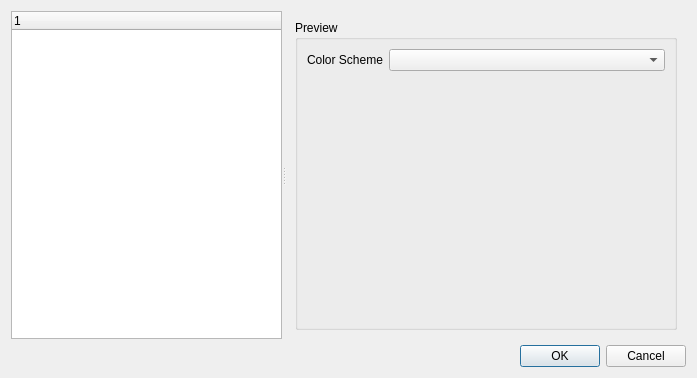
First picture: the form in app/src/mdocore/src/mdocore/gui/dialogs/settingsdialog.ui, repository code0x378/MarkdownOrganizer, before the edit.
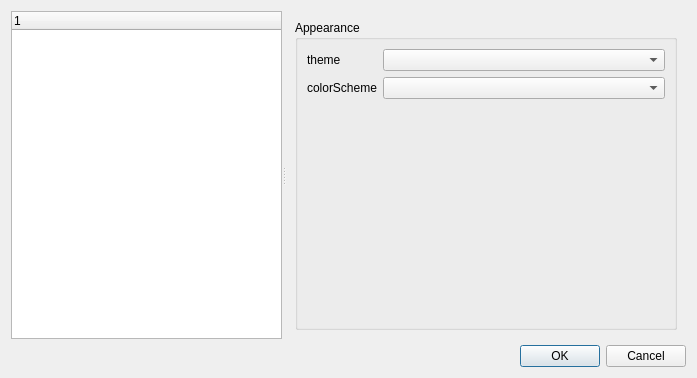
Second picture: the form after the edit. The open tabs and pages were chosen to show the change.

Commit message: Added gui theme setting

What changed in the file:
```diff
--- a/app/src/mdocore/src/mdocore/gui/dialogs/settingsdialog.ui
+++ b/app/src/mdocore/src/mdocore/gui/dialogs/settingsdialog.ui
@@ -48,19 +48,29 @@
         <item>
          <widget class="QGroupBox" name="groupBox">
           <property name="title">
-           <string>Preview</string>
+           <string>Appearance</string>
           </property>
           <layout class="QFormLayout" name="formLayout">
-           <item row="0" column="0">
+           <item row="1" column="0">
             <widget class="QLabel" name="colorSchemeLabel">
              <property name="text">
-              <string>Color Scheme</string>
+              <string>colorScheme</string>
              </property>
             </widget>
            </item>
-           <item row="0" column="1">
+           <item row="1" column="1">
             <widget class="QComboBox" name="colorSchemeComboBox"/>
            </item>
+           <item row="0" column="0">
+            <widget class="QLabel" name="themeLabel">
+             <property name="text">
+              <string>theme</string>
+             </property>
+            </widget>
+           </item>
+           <item row="0" column="1">
+            <widget class="QComboBox" name="themeComboBox"/>
+           </item>
           </layout>
          </widget>
         </item>
```
Left out of the diff: 10 changed lines with no effect on the pictures. The commit also changes 5 other files.
